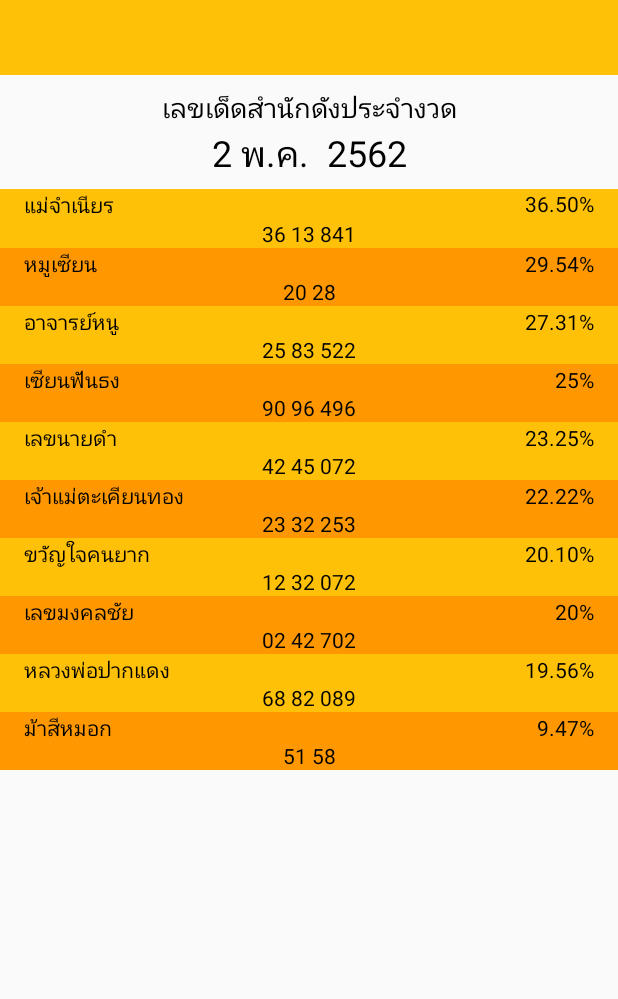
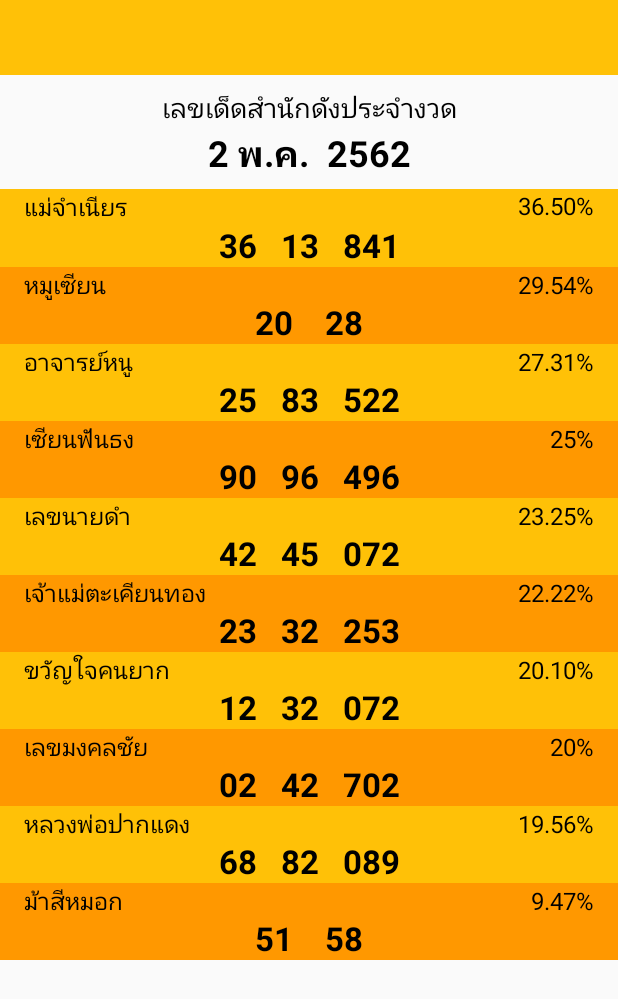
Before and after one commit to hiiamtin/WanNeeRuayApp, an Android app: the Mostnum screen opened directly, with no data from a screen before it, on a phone screen of 412 x 824 dp. Shown: the top 999 px of the screen. Run offline under Robolectric (Android 15) with nearby library versions, the phone set to English and light mode, and no system bars.

Commit message:
aom update mostnum

```diff
--- a/mobile/src/main/res/layout/activity_mostnum.xml
+++ b/mobile/src/main/res/layout/activity_mostnum.xml
@@ -55,7 +55,8 @@
             android:text="2 พ.ค.  2562"
             android:textAlignment="center"
             android:textColor="@android:color/background_dark"
-            android:textSize="24sp" />
+            android:textSize="24sp"
+            android:textStyle="bold" />
 
     </LinearLayout>
 
@@ -80,23 +81,23 @@
                 android:id="@+id/acadrank1"
                 android:layout_width="wrap_content"
                 android:layout_height="match_parent"
+                android:layout_marginStart="16dp"
                 android:layout_weight="1"
-                android:layout_marginStart="16dp"
                 android:text="แม่จำเนียร"
                 android:textAlignment="viewStart"
                 android:textColor="#000000"
-                android:textSize="14sp" />
+                android:textSize="16sp" />
 
             <TextView
                 android:id="@+id/percentrank1"
                 android:layout_width="wrap_content"
                 android:layout_height="match_parent"
+                android:layout_marginEnd="16dp"
                 android:layout_weight="1"
-                android:layout_marginEnd="16dp"
                 android:text="36.50%"
                 android:textAlignment="textEnd"
                 android:textColor="#000000"
-                android:textSize="14sp" />
+                android:textSize="16sp" />
         </LinearLayout>
 
         <TextView
@@ -104,10 +105,11 @@
             android:layout_width="match_parent"
             android:layout_height="wrap_content"
             android:background="#FFC107"
-            android:text="36 13 841"
+            android:text="36   13   841"
             android:textAlignment="center"
             android:textColor="#000000"
-            android:textSize="14sp" />
+            android:textSize="22sp"
+            android:textStyle="bold" />
 
         <LinearLayout
             android:id="@+id/rank2"
@@ -125,7 +127,7 @@
                 android:text="หมูเซียน"
                 android:textAlignment="viewStart"
                 android:textColor="#000000"
-                android:textSize="14sp" />
+                android:textSize="16sp" />
 
             <TextView
                 android:id="@+id/percentrank2"
@@ -136,7 +138,7 @@
                 android:text="29.54%"
                 android:textAlignment="textEnd"
                 android:textColor="#000000"
-                android:textSize="14sp" />
+                android:textSize="16sp" />
         </LinearLayout>
 
         <TextView
@@ -144,10 +146,11 @@
             android:layout_width="match_parent"
             android:layout_height="wrap_content"
             android:background="#FF9800"
-            android:text="20 28"
+            android:text="20    28"
             android:textAlignment="center"
             android:textColor="#000000"
-            android:textSize="14sp" />
+            android:textSize="22sp"
+            android:textStyle="bold" />
 
         <LinearLayout
             android:id="@+id/rank3"
@@ -160,23 +163,23 @@
                 android:id="@+id/acadrank3"
                 android:layout_width="wrap_content"
                 android:layout_height="match_parent"
+                android:layout_marginStart="16dp"
                 android:layout_weight="1"
-                android:layout_marginStart="16dp"
                 android:text="อาจารย์หนู"
                 android:textAlignment="viewStart"
                 android:textColor="#000000"
-                android:textSize="14sp" />
+                android:textSize="16sp" />
 
             <TextView
                 android:id="@+id/percentrank3"
                 android:layout_width="wrap_content"
                 android:layout_height="wrap_content"
+                android:layout_marginEnd="16dp"
                 android:layout_weight="1"
-                android:layout_marginEnd="16dp"
                 android:text="27.31%"
                 android:textAlignment="textEnd"
                 android:textColor="#000000"
-                android:textSize="14sp" />
+                android:textSize="16sp" />
         </LinearLayout>
 
         <TextView
@@ -184,10 +187,11 @@
             android:layout_width="match_parent"
             android:layout_height="wrap_content"
             android:background="#FFC107"
-            android:text="25 83 522"
+            android:text="25   83   522"
             android:textAlignment="center"
             android:textColor="#000000"
-            android:textSize="14sp" />
+            android:textSize="22sp"
+            android:textStyle="bold" />
 
 
         <LinearLayout
@@ -206,7 +210,7 @@
                 android:text="เซียนฟันธง"
                 android:textAlignment="viewStart"
                 android:textColor="#000000"
-                android:textSize="14sp" />
+                android:textSize="16sp" />
 
             <TextView
                 android:id="@+id/percentrank4"
@@ -217,7 +221,7 @@
                 android:text="25%"
                 android:textAlignment="textEnd"
                 android:textColor="#000000"
-                android:textSize="14sp" />
+                android:textSize="16sp" />
         </LinearLayout>
 
         <TextView
@@ -225,10 +229,11 @@
             android:layout_width="match_parent"
             android:layout_height="wrap_content"
             android:background="#FF9800"
-            android:text="90 96 496"
+            android:text="90   96   496"
             android:textAlignment="center"
             android:textColor="#000000"
-            android:textSize="14sp" />
+            android:textSize="22sp"
+            android:textStyle="bold" />
 
         <LinearLayout
             android:id="@+id/rank5"
@@ -241,23 +246,23 @@
                 android:id="@+id/acadrank5"
                 android:layout_width="wrap_content"
                 android:layout_height="match_parent"
+                android:layout_marginStart="16dp"
                 android:layout_weight="1"
-                android:layout_marginStart="16dp"
                 android:text="เลขนายดำ"
                 android:textAlignment="viewStart"
                 android:textColor="#000000"
-                android:textSize="14sp" />
+                android:textSize="16sp" />
 
             <TextView
                 android:id="@+id/percentrank5"
                 android:layout_width="wrap_content"
                 android:layout_height="wrap_content"
+                android:layout_marginEnd="16dp"
                 android:layout_weight="1"
-                android:layout_marginEnd="16dp"
                 android:text="23.25%"
                 android:textAlignment="textEnd"
                 android:textColor="#000000"
-                android:textSize="14sp" />
+                android:textSize="16sp" />
         </LinearLayout>
 
         <TextView
@@ -265,10 +270,11 @@
             android:layout_width="match_parent"
             android:layout_height="wrap_content"
             android:background="#FFC107"
-            android:text="42 45 072"
+            android:text="42   45   072"
             android:textAlignment="center"
             android:textColor="#000000"
-            android:textSize="14sp" />
+            android:textSize="22sp"
+            android:textStyle="bold" />
 
         <LinearLayout
             android:id="@+id/rank6"
@@ -286,7 +292,7 @@
                 android:text="เจ้าแม่ตะเคียนทอง"
                 android:textAlignment="viewStart"
                 android:textColor="#000000"
-                android:textSize="14sp" />
+                android:textSize="16sp" />
 
             <TextView
                 android:id="@+id/percentrank6"
@@ -297,7 +303,7 @@
                 android:text="22.22%"
                 android:textAlignment="textEnd"
                 android:textColor="#000000"
-                android:textSize="14sp" />
+                android:textSize="16sp" />
         </LinearLayout>
 
         <TextView
@@ -305,10 +311,11 @@
             android:layout_width="match_parent"
             android:layout_height="wrap_content"
             android:background="#FF9800"
-            android:text="23 32 253"
+            android:text="23   32   253"
             android:textAlignment="center"
             android:textColor="#000000"
-            android:textSize="14sp" />
+            android:textSize="22sp"
+            android:textStyle="bold" />
 
 
         <LinearLayout
@@ -322,23 +329,23 @@
                 android:id="@+id/acadrank7"
                 android:layout_width="wrap_content"
                 android:layout_height="match_parent"
+                android:layout_marginStart="16dp"
                 android:layout_weight="1"
-                android:layout_marginStart="16dp"
                 android:text="ขวัญใจคนยาก"
                 android:textAlignment="viewStart"
                 android:textColor="#000000"
-                android:textSize="14sp" />
+                android:textSize="16sp" />
 
             <TextView
                 android:id="@+id/percentrank7"
                 android:layout_width="wrap_content"
                 android:layout_height="wrap_content"
+                android:layout_marginEnd="16dp"
                 android:layout_weight="1"
-                android:layout_marginEnd="16dp"
                 android:text="20.10%"
                 android:textAlignment="textEnd"
                 android:textColor="#000000"
-                android:textSize="14sp" />
+                android:textSize="16sp" />
         </LinearLayout>
 
         <TextView
@@ -346,10 +353,11 @@
             android:layout_width="match_parent"
             android:layout_height="wrap_content"
             android:background="#FFC107"
-            android:text="12 32 072"
+            android:text="12   32   072"
             android:textAlignment="center"
             android:textColor="#000000"
-            android:textSize="14sp" />
+            android:textSize="22sp"
+            android:textStyle="bold" />
 
 
         <LinearLayout
@@ -368,7 +376,7 @@
                 android:text="เลขมงคลชัย"
                 android:textAlignment="viewStart"
                 android:textColor="#000000"
-                android:textSize="14sp" />
+                android:textSize="16sp" />
 
             <TextView
                 android:id="@+id/percentrank8"
@@ -379,7 +387,7 @@
                 android:text="20%"
                 android:textAlignment="textEnd"
                 android:textColor="#000000"
-                android:textSize="14sp" />
+                android:textSize="16sp" />
         </LinearLayout>
 
         <TextView
@@ -387,10 +395,11 @@
             android:layout_width="match_parent"
             android:layout_height="wrap_content"
             android:background="#FF9800"
-            android:text="02 42 702"
+            android:text="02   42   702"
             android:textAlignment="center"
             android:textColor="#000000"
-            android:textSize="14sp" />
+            android:textSize="22sp"
+            android:textStyle="bold" />
 
 
         <LinearLayout
@@ -404,23 +413,23 @@
                 android:id="@+id/acadrank9"
                 android:layout_width="wrap_content"
                 android:layout_height="match_parent"
+                android:layout_marginStart="16dp"
                 android:layout_weight="1"
-                android:layout_marginStart="16dp"
                 android:text="หลวงพ่อปากแดง"
                 android:textAlignment="viewStart"
                 android:textColor="#000000"
-                android:textSize="14sp" />
+                android:textSize="16sp" />
 
             <TextView
                 android:id="@+id/percentrank9"
                 android:layout_width="wrap_content"
                 android:layout_height="wrap_content"
+                android:layout_marginEnd="16dp"
                 android:layout_weight="1"
-                android:layout_marginEnd="16dp"
                 android:text="19.56%"
                 android:textAlignment="textEnd"
                 android:textColor="#000000"
-                android:textSize="14sp" />
+                android:textSize="16sp" />
         </LinearLayout>
 
         <TextView
@@ -428,10 +437,11 @@
             android:layout_width="match_parent"
             android:layout_height="wrap_content"
             android:background="#FFC107"
-            android:text="68 82 089"
+            android:text="68   82   089"
             android:textAlignment="center"
             android:textColor="#000000"
-            android:textSize="14sp" />
+            android:textSize="22sp"
+            android:textStyle="bold" />
 
         <LinearLayout
             android:id="@+id/rank10"
@@ -449,7 +459,7 @@
                 android:text="ม้าสีหมอก"
                 android:textAlignment="viewStart"
                 android:textColor="#000000"
-                android:textSize="14sp" />
+                android:textSize="16sp" />
 
             <TextView
                 android:id="@+id/percentrank10"
@@ -460,7 +470,7 @@
                 android:text="9.47%"
                 android:textAlignment="textEnd"
                 android:textColor="#000000"
-                android:textSize="14sp" />
+                android:textSize="16sp" />
         </LinearLayout>
 
         <TextView
@@ -468,10 +478,11 @@
             android:layout_width="match_parent"
             android:layout_height="wrap_content"
             android:background="#FF9800"
-            android:text="51 58"
+            android:text="51    58"
             android:textAlignment="center"
             android:textColor="#000000"
-            android:textSize="14sp" />
+            android:textSize="22sp"
+            android:textStyle="bold" />
 
     </LinearLayout>
 
```
